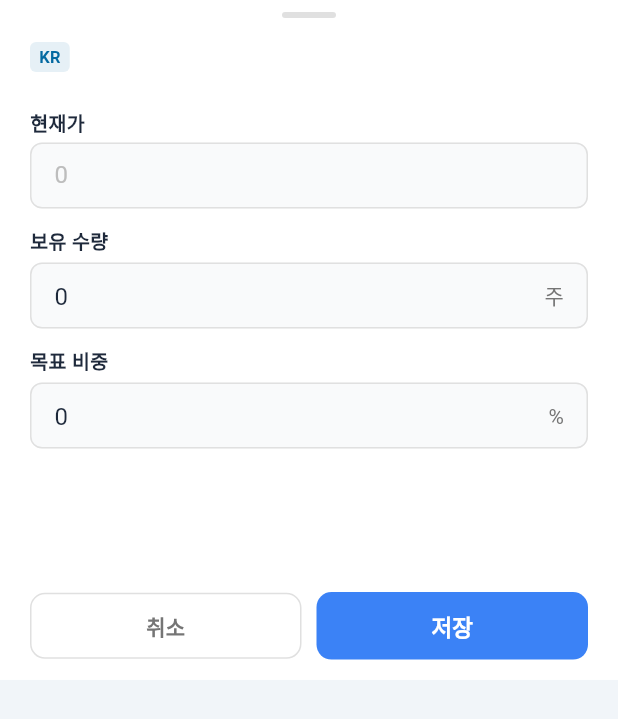
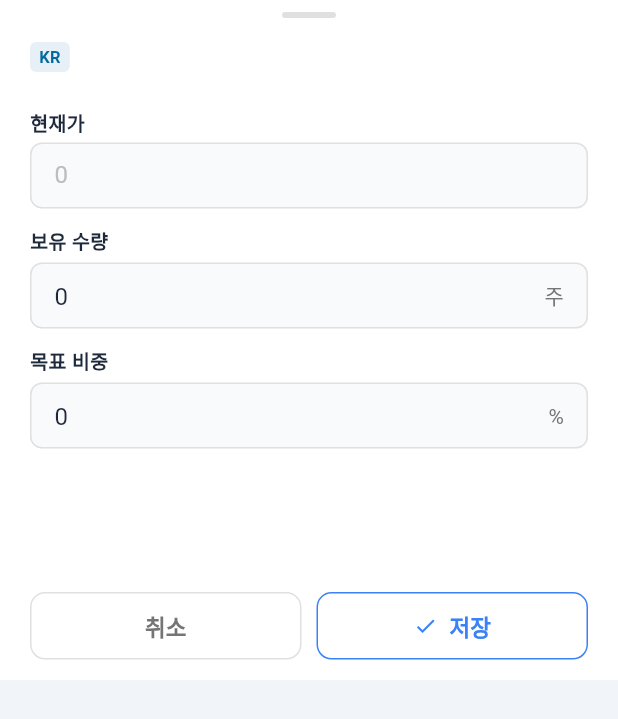
Before and after one commit to halladin00-commits/rebalancing_app, a Flutter app: the ItemBottomSheet widget shown alone on an empty page, opened directly with empty values, after a tap on "편집", on a phone screen of 412 x 824 dp. Shown: the top 719 px of the screen. Run offline on Flutter 3.47's test engine with Material 3 defaults, Android fonts, the phone set to English and light mode, and no system bars; our stand-ins replace permission_handler, screenshot, shared_preferences; missing offline and left inert: image_gallery_saver_plus; accounts and stored records are empty; network calls fail; Roboto replaces fonts that are missing (Pretendard).

Commit message:
fix: 아이콘·화살표·버튼 3종 개선
[홈 아이콘]
- 도넛 r_mid 0.175 → 0.150 (r_outer 0.223→0.191, 심미적 균형)
- Flutter 스플래시 제거 (Android 네이티브 스플래시로 통일)

[화살표 정렬]
- 종목카드 비중 표시: Text.rich(→ TextSpan) → Row + Icon(arrow_forward)
- Icon은 crossAxisAlignment.center로 자동 수직 중앙 정렬

[버튼 UI 통일]
- 편집모드 취소|저장 → 편집|닫기와 동일한 OutlinedButton 스타일
- 취소: 회색 외곽선 / 저장: 파란 외곽선 + 체크 아이콘

```diff
--- a/lib/widgets/item_bottom_sheet.dart
+++ b/lib/widgets/item_bottom_sheet.dart
@@ -279,21 +279,27 @@ class _ItemBottomSheetState extends State<ItemBottomSheet> {
             shape: RoundedRectangleBorder(borderRadius: BorderRadius.circular(10)),
           ),
           child: Text('취소',
-              style: TextStyle(color: context.textSecondary, fontWeight: FontWeight.w600)),
+              style: TextStyle(
+                  fontSize: 15,
+                  fontWeight: FontWeight.w600,
+                  color: context.textSecondary)),
         ),
       ),
       const SizedBox(width: 10),
       Expanded(
-        child: ElevatedButton(
+        child: OutlinedButton.icon(
           onPressed: _save,
-          style: ElevatedButton.styleFrom(
-            backgroundColor: const Color(0xFF3B82F6),
-            foregroundColor: Colors.white,
-            elevation: 0,
+          icon: const Icon(Icons.check, size: 16, color: Color(0xFF3B82F6)),
+          label: const Text('저장',
+              style: TextStyle(
+                  fontSize: 15,
+                  fontWeight: FontWeight.w600,
+                  color: Color(0xFF3B82F6))),
+          style: OutlinedButton.styleFrom(
+            side: const BorderSide(color: Color(0xFF3B82F6)),
             padding: const EdgeInsets.symmetric(vertical: 12),
             shape: RoundedRectangleBorder(borderRadius: BorderRadius.circular(10)),
           ),
-          child: const Text('저장', style: TextStyle(fontSize: 15, fontWeight: FontWeight.w600)),
         ),
       ),
     ]);
```
Also changed, not shown: lib/main.dart (+3 -17 lines), lib/screens/portfolio_detail_screen.dart (+20 -11 lines), 15 other files.
